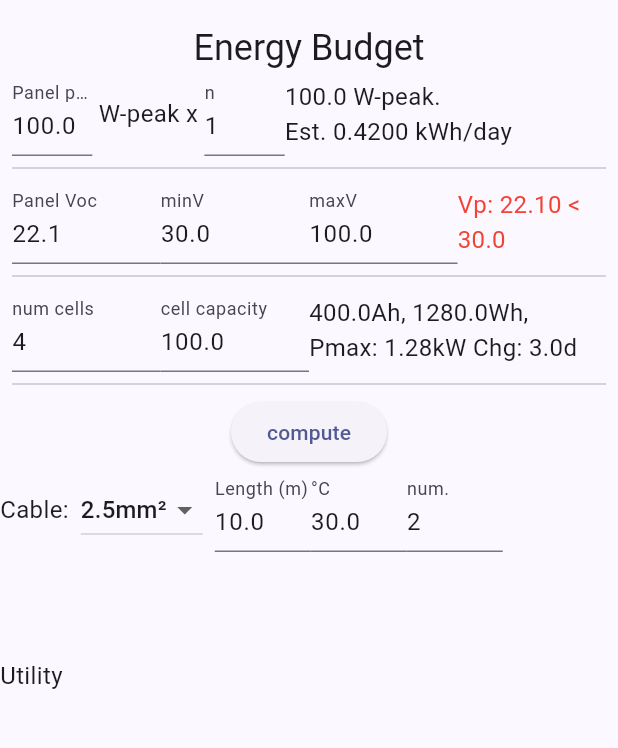
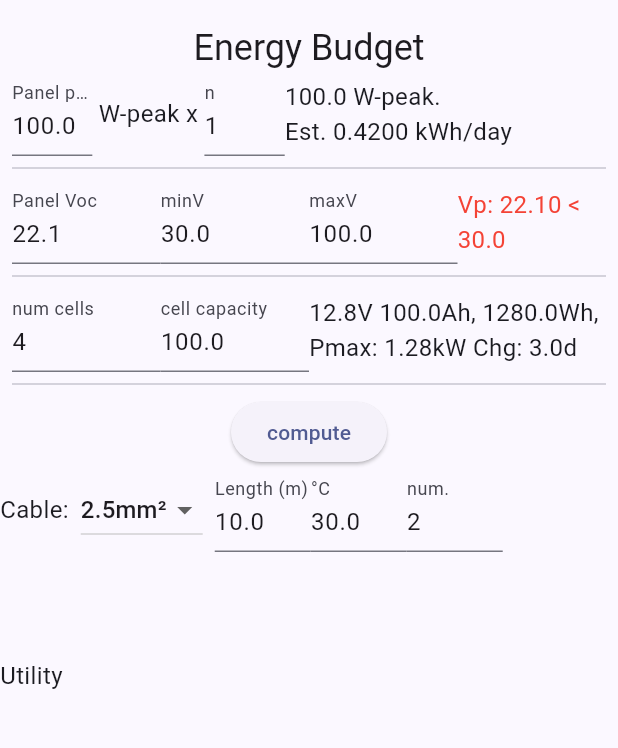
Before and after one commit to siuyin/solarcalc, a Flutter app: the screen it shows after launch, on a phone screen of 412 x 824 dp, the part 84-832 px from its top. Run offline on Flutter 3.47's test engine with Material 3 defaults, Android fonts, the phone set to English and light mode, and no system bars; our stand-ins replace hive_flutter; accounts and stored records are empty.

```diff
--- a/lib/main.dart
+++ b/lib/main.dart
@@ -291,7 +291,7 @@ class _BudgetState extends State<Budget> {
   double ampHoursPerCell = 100.0;
   static const voltsPerCell = 3.2;
   double battAmpHours() {
-    return numCells * ampHoursPerCell;
+    return ampHoursPerCell;
   }
 
   double battWattHours() {
@@ -375,6 +375,10 @@ class _BudgetState extends State<Budget> {
     return ampHoursPerCell * 1.0; // 1.0C
   }
 
+  double totalBatteryVolts(){
+    return voltsPerCell*numCells;
+  }
+
   bool updateBatteryCalc() {
     final nc = int.tryParse(numCellsController.text);
     final cc = double.tryParse(cellCapacityController.text);
@@ -394,7 +398,7 @@ class _BudgetState extends State<Budget> {
       box.put('battMaxAmps', battMaxAmps());
 
       batteryInfo = Text(
-        '${battAmpHours()}Ah, ${battWattHours()}Wh,'
+        '${totalBatteryVolts()}V ${battAmpHours()}Ah, ${battWattHours()}Wh,'
         '\nPmax: ${battMaxPower() / 1000}kW '
         'Chg: ${(battWattHours() / wattHoursPerDay()).toStringAsPrecision(2)}d',
         textAlign: TextAlign.left,
```
